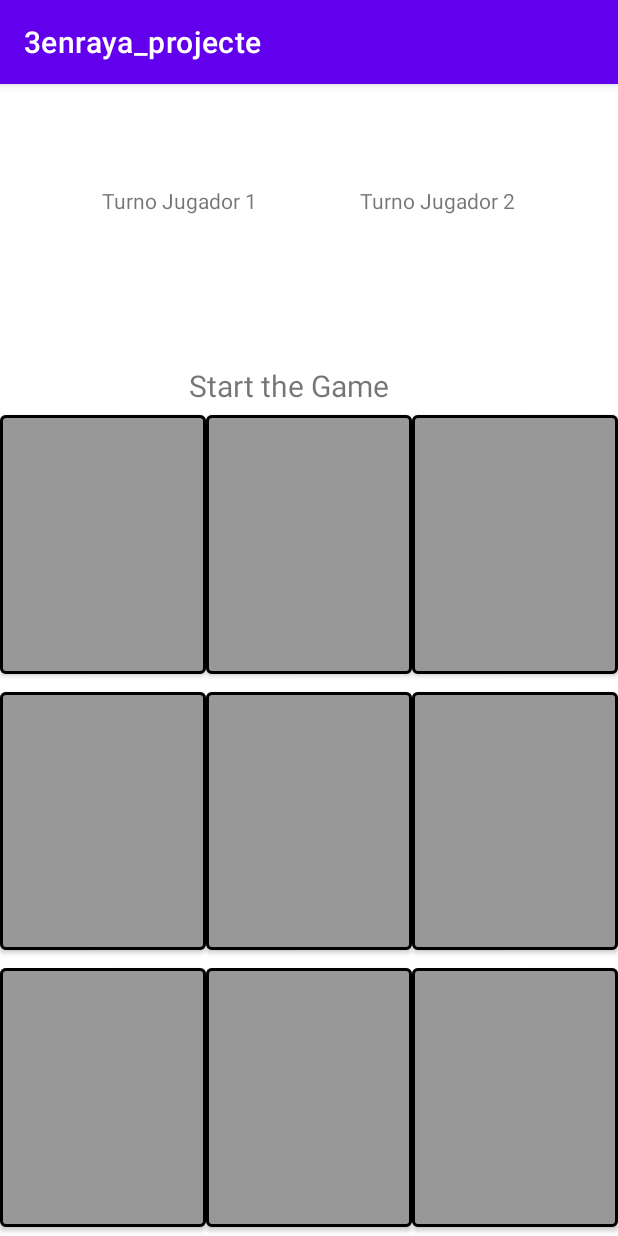
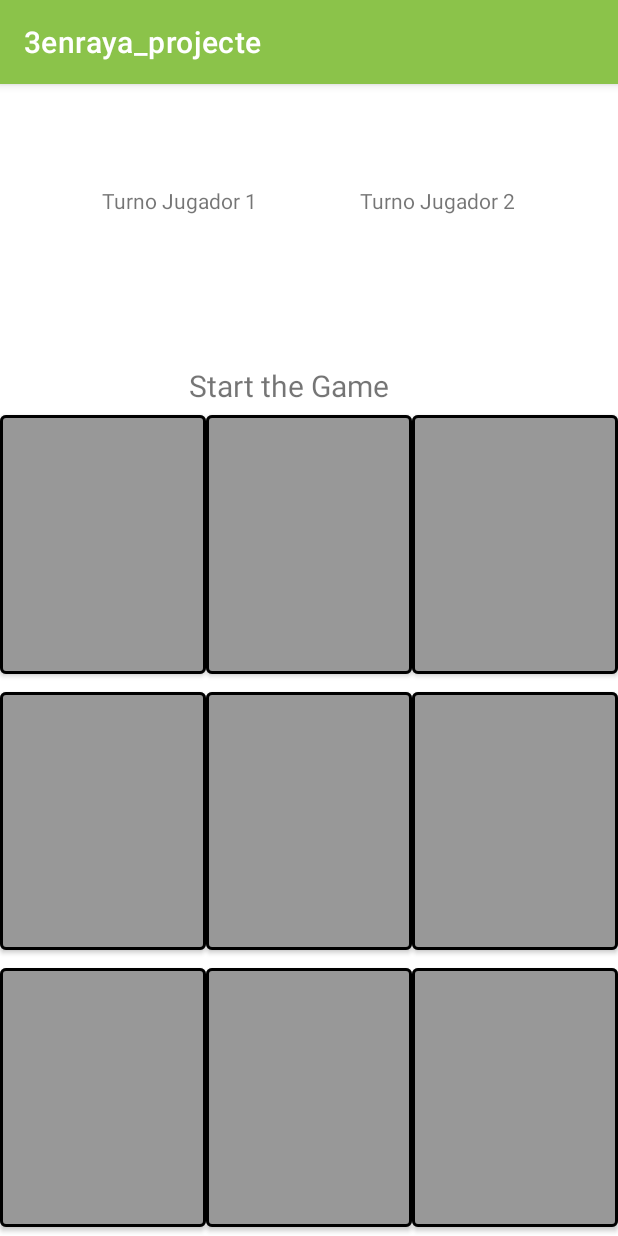
Before and after one commit to RicardVG/3enraya, an Android app: the screen it shows after launch (MainActivity), on a phone screen of 412 x 824 dp. Run offline under Robolectric (Android 15) with nearby library versions, the phone set to English and light mode, and no system bars.

Commit message:
Color Corporatiu Cambiat a Verd

```diff
--- a/app/src/main/res/values/colors.xml
+++ b/app/src/main/res/values/colors.xml
@@ -1,8 +1,8 @@
 <?xml version="1.0" encoding="utf-8"?>
 <resources>
     <color name="purple_200">#FFBB86FC</color>
-    <color name="purple_500">#FF6200EE</color>
-    <color name="purple_700">#FF3700B3</color>
+    <color name="purple_500">#8BC34A</color>
+    <color name="purple_700">#4CAF50</color>
     <color name="teal_200">#FF03DAC5</color>
     <color name="teal_700">#FF018786</color>
     <color name="black">#FF000000</color>
```
